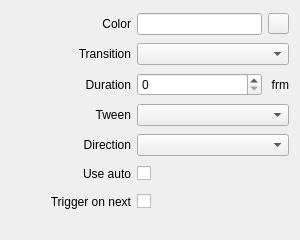
The window that src/Widgets/Inspector/InspectorSolidColorWidget.ui (CasparCG/client) describes before a commit, drawn with Qt 5.
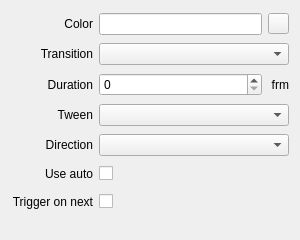
The same window after the commit.

Commit message: Remove minimumSize constraint from labels

```diff
--- a/src/Widgets/Inspector/InspectorSolidColorWidget.ui
+++ b/src/Widgets/Inspector/InspectorSolidColorWidget.ui
@@ -35,12 +35,6 @@
    </item>
    <item row="4" column="0">
     <widget class="QLabel" name="labelDirection">
-     <property name="minimumSize">
-      <size>
-       <width>120</width>
-       <height>0</height>
-      </size>
-     </property>
      <property name="text">
       <string>Direction</string>
      </property>
@@ -94,12 +88,6 @@
    </item>
    <item row="0" column="0">
     <widget class="QLabel" name="labelColor">
-     <property name="minimumSize">
-      <size>
-       <width>120</width>
-       <height>0</height>
-      </size>
-     </property>
      <property name="text">
       <string>Color</string>
      </property>
@@ -147,12 +135,6 @@
    </item>
    <item row="2" column="0">
     <widget class="QLabel" name="labelTransitionDuration">
-     <property name="minimumSize">
-      <size>
-       <width>120</width>
-       <height>0</height>
-      </size>
-     </property>
      <property name="text">
       <string>Duration</string>
      </property>
@@ -176,12 +158,6 @@
    </item>
    <item row="6" column="0">
     <widget class="QLabel" name="labelTriggerOnNext">
-     <property name="minimumSize">
-      <size>
-       <width>120</width>
-       <height>0</height>
-      </size>
-     </property>
      <property name="text">
       <string>Trigger on next</string>
      </property>
@@ -192,12 +168,6 @@
    </item>
    <item row="3" column="0">
     <widget class="QLabel" name="labelTween">
-     <property name="minimumSize">
-      <size>
-       <width>120</width>
-       <height>0</height>
-      </size>
-     </property>
      <property name="text">
       <string>Tween</string>
      </property>
@@ -208,12 +178,6 @@
    </item>
    <item row="5" column="0">
     <widget class="QLabel" name="labelUseAuto">
-     <property name="minimumSize">
-      <size>
-       <width>120</width>
-       <height>0</height>
-      </size>
-     </property>
      <property name="text">
       <string>Use auto</string>
      </property>
@@ -244,12 +208,6 @@
    </item>
    <item row="1" column="0">
     <widget class="QLabel" name="labelTransition">
-     <property name="minimumSize">
-      <size>
-       <width>120</width>
-       <height>0</height>
-      </size>
-     </property>
      <property name="text">
       <string>Transition</string>
      </property>
```
The commit also changes 53 other files.
